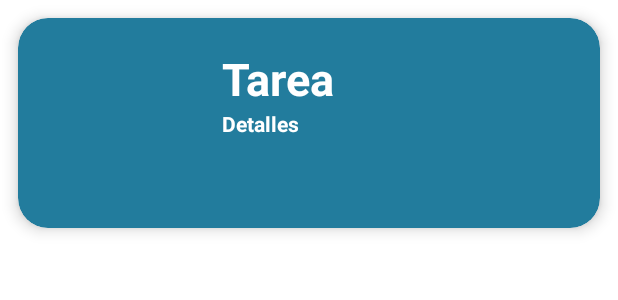
After one commit to AragonD19/ProyectoPlataformas, an Android app: the layout card_layout.xml on its own in the app's theme, with its tools: preview values and no code run, on a phone screen of 412 x 824 dp. The commit adds this screen. Shown: the top 300 px of the screen. Run offline under Robolectric (Android 15) with nearby library versions, the light colour scheme and no system bars.

Commit message:
layout parte 1

```diff
--- a/app/build.gradle
+++ b/app/build.gradle
@@ -44,4 +44,5 @@ dependencies {
     androidTestImplementation 'androidx.test.espresso:espresso-core:3.4.0'
     implementation "androidx.navigation:navigation-fragment-ktx:2.5.3"
     implementation "androidx.navigation:navigation-ui-ktx:2.5.3"
+    implementation 'androidx.cardview:cardview:1.0.0'
 }
--- /dev/null
+++ b/app/src/main/res/layout/card_layout.xml
@@ -0,0 +1,57 @@
+<?xml version="1.0" encoding="utf-8"?>
+<androidx.cardview.widget.CardView xmlns:android="http://schemas.android.com/apk/res/android"
+    android:layout_width="match_parent"
+    android:layout_height="wrap_content"
+    xmlns:card_view="http://schemas.android.com/apk/res-auto"
+    android:id="@+id/card_view"
+    android:layout_margin="12dp"
+    card_view:cardBackgroundColor="#227C9D"
+    card_view:cardCornerRadius="20dp"
+    card_view:cardElevation="6dp"
+    card_view:contentPadding="4dp">
+
+    <RelativeLayout
+        android:layout_width="match_parent"
+        android:layout_height="wrap_content"
+        android:padding="16dp">
+        <ImageView
+            android:layout_width="100dp"
+            android:layout_height="100dp"
+            android:id="@+id/item_image"
+            android:layout_alignParentStart="true"
+            android:layout_alignParentLeft="true"
+            android:layout_alignParentTop="true"
+            android:layout_marginEnd="16dp"
+            android:layout_marginRight="16dp"/>
+
+        <TextView
+            android:layout_width="wrap_content"
+            android:layout_height="wrap_content"
+            android:text="Tarea"
+            android:textColor="@color/white"
+            android:id="@+id/item_title"
+            android:textStyle="bold"
+            android:layout_toEndOf="@id/item_image"
+            android:layout_toRightOf="@id/item_image"
+            android:layout_alignParentTop="true"
+            android:textSize="30sp" />
+
+        <TextView
+            android:layout_width="wrap_content"
+            android:layout_height="wrap_content"
+            android:text="Detalles"
+            android:textColor="@color/white"
+            android:id="@+id/item_detail"
+            android:textStyle="bold"
+            android:layout_toEndOf="@id/item_image"
+            android:layout_toRightOf="@id/item_image"
+            android:layout_below="@id/item_title"/>
+
+
+
+
+
+    </RelativeLayout>
+
+
+</androidx.cardview.widget.CardView>
--- a/app/src/main/res/values/strings.xml
+++ b/app/src/main/res/values/strings.xml
@@ -22,4 +22,5 @@
     <string name="ivania">Ivania</string>
     <string name="crear_tarea">Crear tarea</string>
     <string name="crear_hijo">crear hijo</string>
+    <string name="tareas">Tareas</string>
 </resources>
```
Also changed, not shown: app/src/main/res/layout/fragment_menu_hijo.xml (+26 -6 lines).
